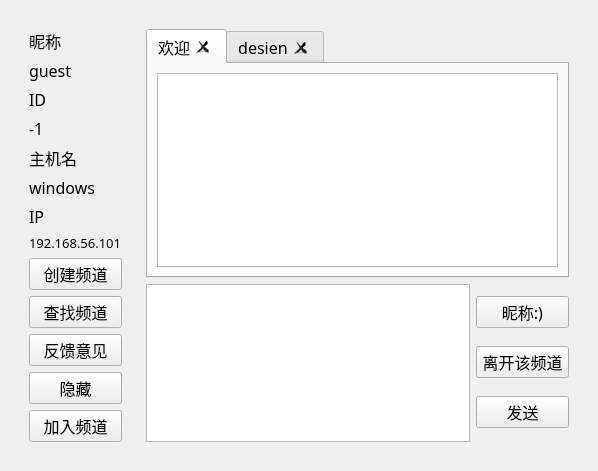
oduiwei/RSStalk, file RSStalk/irc_window.ui: the form before one commit.
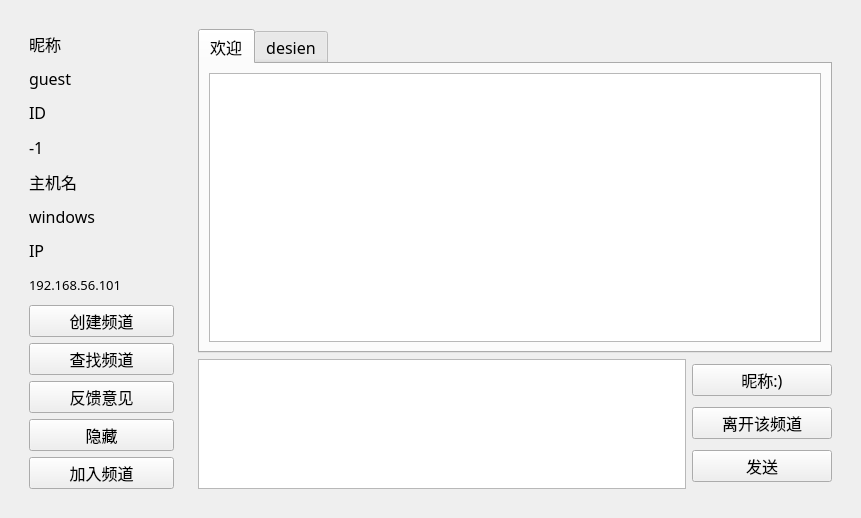
The form after the commit.

Patch:
```diff
--- a/RSStalk/irc_window.ui
+++ b/RSStalk/irc_window.ui
@@ -6,8 +6,8 @@
    <rect>
     <x>0</x>
     <y>0</y>
-    <width>598</width>
-    <height>424</height>
+    <width>861</width>
+    <height>518</height>
    </rect>
   </property>
   <property name="windowTitle">
@@ -198,7 +198,7 @@
       </item>
       <item>
        <widget class="QWidget" name="irc_r" native="true">
-        <layout class="QVBoxLayout" name="verticalLayout_2" stretch="0,4">
+        <layout class="QVBoxLayout" name="verticalLayout_2" stretch="5,2">
          <item>
           <widget class="QSplitter" name="splitter">
            <property name="orientation">
@@ -221,7 +221,7 @@
              <number>0</number>
             </property>
             <property name="tabsClosable">
-             <bool>true</bool>
+             <bool>false</bool>
             </property>
             <widget class="QWidget" name="welcome_tab">
              <attribute name="title">
```
